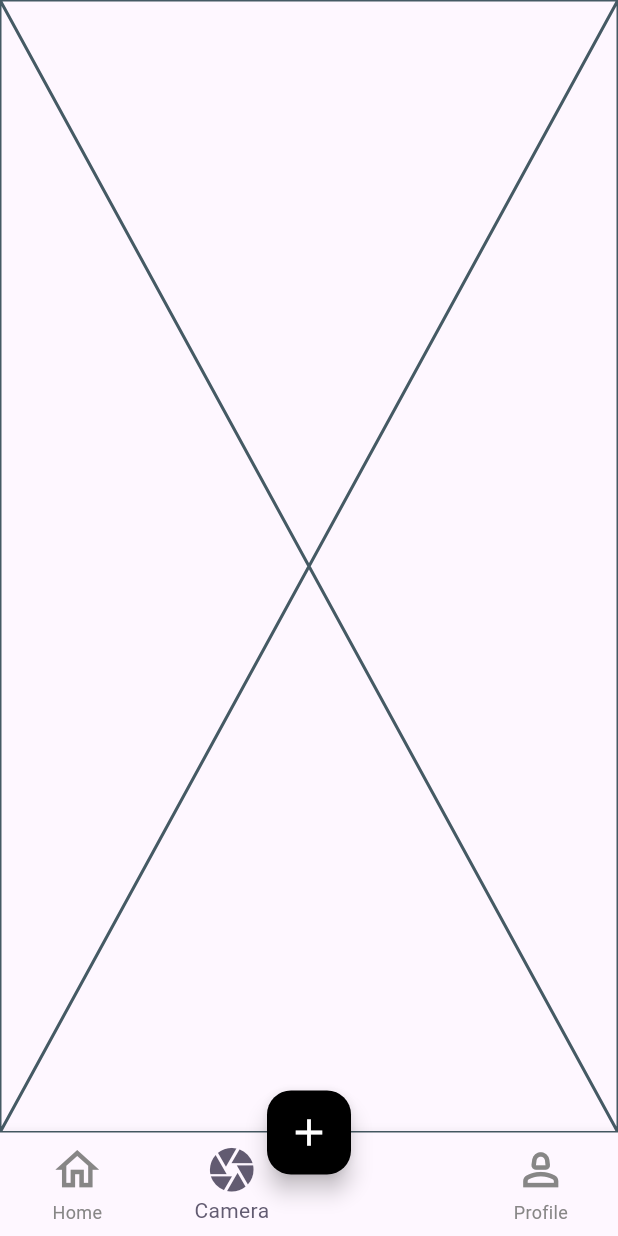
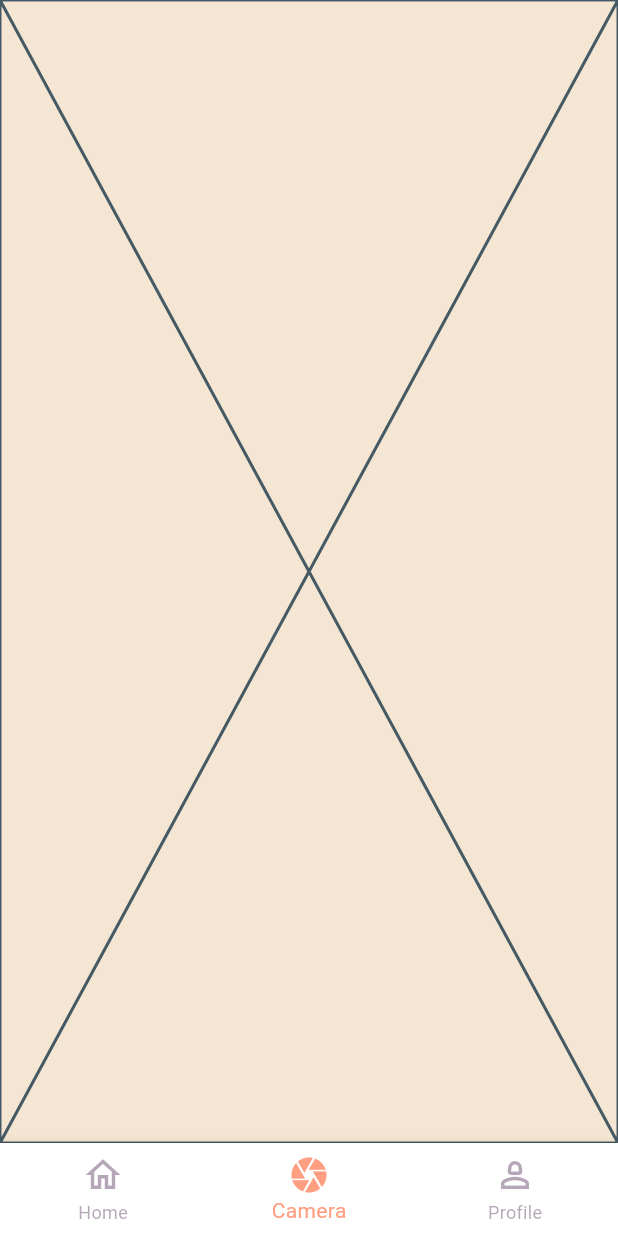
Before and after one commit to RITWIZSINGH/WhiskerWise, a Flutter app: the screen it shows after launch, item 2 of the bottom bar chosen, on a phone screen of 412 x 824 dp. Run offline on Flutter 3.47's test engine with Material 3 defaults, Android fonts, the phone set to English and light mode, and no system bars; our stand-ins replace google_generative_ai.

Commit message:
Fixed the navigation bar

```diff
--- a/lib/home_page.dart
+++ b/lib/home_page.dart
@@ -35,7 +35,7 @@ class _HomePageState extends State<HomePage> {
   @override
   Widget build(BuildContext context) {
     return Scaffold(
-      appBar: AppBar(title: Text('Gemini AI Demo')),
+      appBar: AppBar(title: Text('WHISKERWISE')),
       body: SafeArea(
         child: Padding(
           padding: EdgeInsets.all(16.0),
--- a/lib/navigation_screen.dart
+++ b/lib/navigation_screen.dart
@@ -1,4 +1,4 @@
-// ignore_for_file: prefer_const_constructors
+// ignore_for_file: prefer_const_constructors, unused_field
 
 import 'package:flutter/material.dart';
 import 'home_page.dart';
@@ -16,6 +16,12 @@ class _NavigationScreenState extends State<NavigationScreen> {
   int currentIndex = 0;
   Widget _currentPage = HomePage();
 
+  // Pet-friendly color palette
+  final Color _primaryColor = Color(0xFF6B4E71); // Deep purple
+  final Color _secondaryColor = Color(0xFFFF9E80); // Coral
+  final Color _accentColor = Color(0xFF8BC34A); // Light green
+  final Color _backgroundColor = Color(0xFFF5E6D3); // Beige
+
   void changePage(int index) {
     setState(() {
       currentIndex = index;
@@ -23,49 +29,42 @@ class _NavigationScreenState extends State<NavigationScreen> {
         _currentPage = HomePage();
       } else if (index == 1) {
         _currentPage = const CameraPage();
-      } else if (index == 3) {
+      } else if (index == 2) {
         _currentPage = const ProfilePage();
       }
-      // Add other pages as needed
     });
   }
 
   @override
   Widget build(BuildContext context) {
-    return Scaffold(
+    return Theme(
+      data: ThemeData(
+        primaryColor: _primaryColor,
+        colorScheme: ColorScheme.light(
+          primary: _primaryColor,
+          secondary: _secondaryColor,
+          background: _backgroundColor,
+        ),
+        scaffoldBackgroundColor: _backgroundColor,
+      ),
+      child: Scaffold(
         body: _currentPage,
-      floatingActionButton: FloatingActionButton(
-        onPressed: () {
-          // Add functionality for the floating action button
-        },
-        backgroundColor: Colors.black,
-        child: const Icon(
-          Icons.add,
-          color: Colors.white,
-          size: 30,
-        ),
-      ),
-      floatingActionButtonLocation: FloatingActionButtonLocation.centerDocked,
         bottomNavigationBar: BottomNavigationBar(
           currentIndex: currentIndex,
           onTap: changePage,
-        iconSize: 35,
-        selectedItemColor: Theme.of(context).colorScheme.secondary,
-        unselectedItemColor: const Color.fromARGB(255, 135, 134, 134),
+          iconSize: 28,
+          selectedItemColor: _secondaryColor,
+          unselectedItemColor: _primaryColor.withOpacity(0.5),
+          backgroundColor: Colors.white,
           type: BottomNavigationBarType.fixed,
           items: const [
             BottomNavigationBarItem(
                 icon: Icon(Icons.home_outlined), label: "Home"),
             BottomNavigationBarItem(icon: Icon(Icons.camera), label: "Camera"),
             BottomNavigationBarItem(
-              icon: Icon(
-                Icons.arrow_back,
-                size: 0,
-              ),
-              label: ""),
-          BottomNavigationBarItem(
                 icon: Icon(Icons.person_2_outlined), label: "Profile"),
           ],
+        ),
       ),
     );
   }
```
Lines whose indentation alone changed are shown as unchanged.
